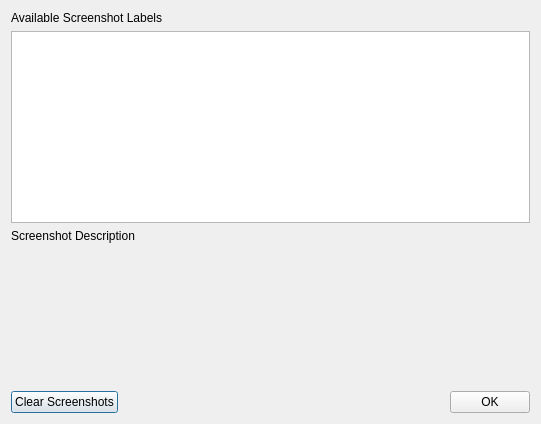
Old version of the form cc3d/player5/Plugins/ViewManagerPlugins/ui_screenshot_description_browser.ui in the repository CompuCell3D/cc3d-player5.
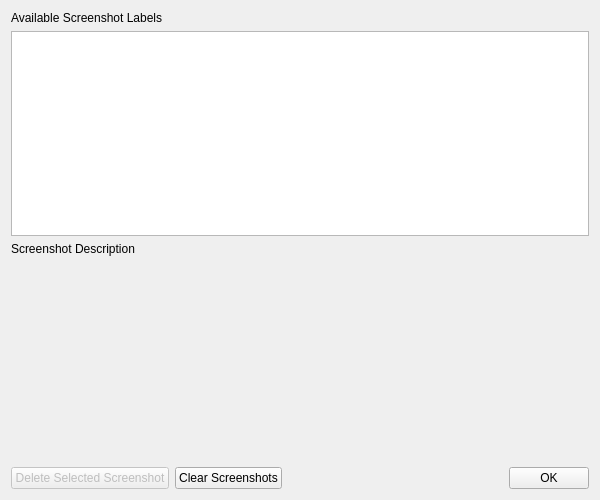
New version of the form.

Commit message: Added option to delete individual screenshot description. Addresses: https://github.com/CompuCell3D/CompuCell3D/issues/795

```diff
--- a/cc3d/player5/Plugins/ViewManagerPlugins/ui_screenshot_description_browser.ui
+++ b/cc3d/player5/Plugins/ViewManagerPlugins/ui_screenshot_description_browser.ui
@@ -6,8 +6,8 @@
    <rect>
     <x>0</x>
     <y>0</y>
-    <width>541</width>
-    <height>424</height>
+    <width>600</width>
+    <height>500</height>
    </rect>
   </property>
   <property name="windowTitle">
@@ -24,16 +24,16 @@
       </widget>
      </item>
      <item>
-      <widget class="QPlainTextEdit" name="scr_list_TE">
-       <property name="readOnly">
-        <bool>true</bool>
+      <widget class="QListWidget" name="scr_list_LW">
+       <property name="selectionMode">
+        <enum>QAbstractItemView::SingleSelection</enum>
        </property>
       </widget>
      </item>
      <item>
       <widget class="QLabel" name="label_2">
        <property name="text">
-        <string>Screenshot Description </string>
+        <string>Screenshot Description</string>
        </property>
       </widget>
      </item>
@@ -45,13 +45,23 @@
        <property name="sizeHint" stdset="0">
         <size>
          <width>20</width>
-         <height>40</height>
+         <height>200</height>
         </size>
        </property>
       </spacer>
      </item>
      <item>
       <layout class="QHBoxLayout" name="horizontalLayout">
+       <item>
+        <widget class="QPushButton" name="delete_selected_PB">
+         <property name="enabled">
+          <bool>false</bool>
+         </property>
+         <property name="text">
+          <string>Delete Selected Screenshot</string>
+         </property>
+        </widget>
+       </item>
        <item>
         <widget class="QPushButton" name="clear_screenshots_PB">
          <property name="text">
```
The commit also changes 2 other files.
